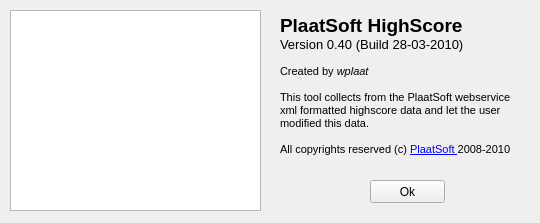
First picture: the form in src/about.ui, repository plaatsoft/plaatscore, before the edit.
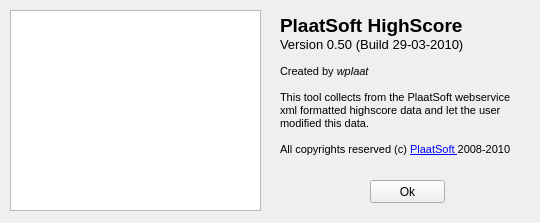
Second picture: the form after the edit.

```diff
--- a/src/about.ui
+++ b/src/about.ui
@@ -38,7 +38,7 @@
 p, li { white-space: pre-wrap; }
 &lt;/style&gt;&lt;/head&gt;&lt;body style=&quot; font-family:'MS Shell Dlg 2'; font-size:8.25pt; font-weight:400; font-style:normal;&quot;&gt;
 &lt;p style=&quot; margin-top:0px; margin-bottom:0px; margin-left:0px; margin-right:0px; -qt-block-indent:0; text-indent:0px;&quot;&gt;&lt;span style=&quot; font-size:14pt; font-weight:600;&quot;&gt;PlaatSoft HighScore&lt;/span&gt;&lt;/p&gt;
-&lt;p style=&quot; margin-top:0px; margin-bottom:0px; margin-left:0px; margin-right:0px; -qt-block-indent:0; text-indent:0px;&quot;&gt;&lt;span style=&quot; font-size:10pt;&quot;&gt;Version 0.40 (Build 28-03-2010)&lt;/span&gt;&lt;/p&gt;
+&lt;p style=&quot; margin-top:0px; margin-bottom:0px; margin-left:0px; margin-right:0px; -qt-block-indent:0; text-indent:0px;&quot;&gt;&lt;span style=&quot; font-size:10pt;&quot;&gt;Version 0.50 (Build 29-03-2010)&lt;/span&gt;&lt;/p&gt;
 &lt;p style=&quot; margin-top:0px; margin-bottom:0px; margin-left:0px; margin-right:0px; -qt-block-indent:0; text-indent:0px;&quot;&gt;&lt;span style=&quot; font-size:8pt;&quot;&gt;          &lt;/span&gt;&lt;/p&gt;
 &lt;p style=&quot; margin-top:0px; margin-bottom:0px; margin-left:0px; margin-right:0px; -qt-block-indent:0; text-indent:0px;&quot;&gt;&lt;span style=&quot; font-size:8pt;&quot;&gt;Created by &lt;/span&gt;&lt;span style=&quot; font-size:8pt; font-style:italic;&quot;&gt;wplaat&lt;/span&gt;&lt;/p&gt;
 &lt;p style=&quot; margin-top:0px; margin-bottom:0px; margin-left:0px; margin-right:0px; -qt-block-indent:0; text-indent:0px;&quot;&gt;&lt;span style=&quot; font-size:8pt;&quot;&gt;       &lt;/span&gt;&lt;/p&gt;
```
